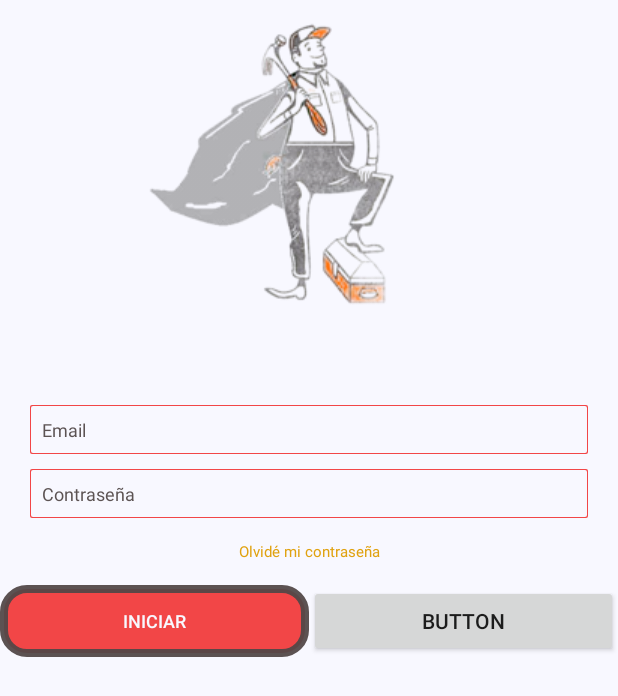
After one commit to CarolJim/aplicaciones, an Android app: the layout activity_home.xml on its own in the app's theme, with its tools: preview values and no code run, on a phone screen of 412 x 824 dp. The commit adds this screen. Shown: the top 696 px of the screen. Run offline under Robolectric (Android 15) with nearby library versions, the phone set to English and light mode, and no system bars.

Commit message:
primera pantalla

```diff
--- a/app/src/main/java/com/example/supermai/MainActivity.java
+++ b/app/src/main/java/com/example/supermai/HomeActivity.java
@@ -3,11 +3,11 @@ package com.example.supermai;
 import android.support.v7.app.AppCompatActivity;
 import android.os.Bundle;
 
-public class MainActivity extends AppCompatActivity {
+public class HomeActivity extends AppCompatActivity {
 
     @Override
     protected void onCreate(Bundle savedInstanceState) {
         super.onCreate(savedInstanceState);
-        setContentView(R.layout.activity_main);
+        setContentView(R.layout.activity_home);
     }
 }
--- /dev/null
+++ b/app/src/main/res/drawable/btn_negro.xml
@@ -0,0 +1,14 @@
+<?xml version="1.0" encoding="utf-8"?>
+<layer-list xmlns:android="http://schemas.android.com/apk/res/android" >
+
+    <item>
+        <shape android:shape="rectangle" >
+            <solid android:color="@color/colorPrimaryDark" />
+            <stroke
+                android:width="5dp"
+                android:color="@color/colorPrimary"/>
+            <corners
+                android:radius="15dp"/>
+        </shape>
+    </item>
+</layer-list>
--- /dev/null
+++ b/app/src/main/res/drawable/btn_transparente.xml
@@ -0,0 +1,16 @@
+<?xml version="1.0" encoding="utf-8"?>
+<layer-list xmlns:android="http://schemas.android.com/apk/res/android" >
+    <item>
+        <shape android:shape="rectangle" >
+
+            <stroke
+                android:width="10dp"
+                android:color="@color/colorPrimaryDark"/>
+            <corners
+                android:radius="15dp"/>
+
+            <solid android:color="@color/colorPrimary" />
+        </shape>
+    </item>
+
+</layer-list>
--- /dev/null
+++ b/app/src/main/res/drawable/cuadro_texto.xml
@@ -0,0 +1,33 @@
+<?xml version="1.0" encoding="utf-8"?>
+<layer-list xmlns:android="http://schemas.android.com/apk/res/android" >
+
+    <item>
+        <shape android:shape="rectangle" >
+            <solid android:color="@color/colorPrimaryDark" />
+
+            <padding
+                android:bottom="1dp"
+                android:left="1dp"
+                android:right="1dp"
+                android:top="1dp" />
+
+            <corners
+                android:radius="1dp"
+                android:color="@color/colorFondo" />
+        </shape>
+    </item>
+    <item>
+        <shape android:shape="rectangle" >
+            <padding
+                android:bottom="1dp"
+                android:left="1dp"
+                android:right="1dp"
+                android:top="1dp" />
+
+            <solid android:color="@color/colorFondo" />
+
+            <corners android:radius="1dp" />
+        </shape>
+    </item>
+
+</layer-list>
--- /dev/null
+++ b/app/src/main/res/drawable/selector_boton_principal.xml
@@ -0,0 +1,12 @@
+<?xml version="1.0" encoding="utf-8"?>
+<selector xmlns:android="http://schemas.android.com/apk/res/android">
+    <item
+        android:drawable="@drawable/btn_transparente"
+        android:state_pressed="true"
+        />
+
+    <item
+        android:drawable="@drawable/btn_negro"
+        android:state_pressed="false"
+        android:state_selected="false"/>
+</selector>
--- /dev/null
+++ b/app/src/main/res/layout/activity_home.xml
@@ -0,0 +1,102 @@
+<?xml version="1.0" encoding="utf-8"?>
+<LinearLayout xmlns:android="http://schemas.android.com/apk/res/android"
+    xmlns:app="http://schemas.android.com/apk/res-auto"
+    xmlns:tools="http://schemas.android.com/tools"
+    android:layout_width="match_parent"
+    android:layout_height="match_parent"
+    android:background="@color/colorFondo"
+    android:orientation="vertical"
+    tools:context=".HomeActivity">
+
+    <RelativeLayout
+        android:id="@+id/iv_loguito"
+        android:layout_width="wrap_content"
+        android:layout_height="wrap_content"
+        android:layout_marginTop="10dp"
+        android:layout_gravity="center_horizontal">
+
+        <ImageView
+            android:layout_width="wrap_content"
+            android:layout_height="wrap_content"
+            android:src="@drawable/maichi"/>
+
+    </RelativeLayout>
+
+    <LinearLayout
+        android:layout_width="match_parent"
+        android:layout_height="wrap_content"
+        android:orientation="vertical"
+        android:layout_marginStart="20dp"
+        android:layout_marginEnd="20dp"
+        android:layout_marginTop="50dp">
+
+
+        <EditText
+            android:id="@+id/ed_usuario"
+            android:layout_width="match_parent"
+            android:layout_height="wrap_content"
+            android:layout_marginTop="10dp"
+            android:hint="@string/email"
+            android:textColorHint="@color/colorPrimary"
+            android:ems="10"
+            android:textSize="12sp"
+            android:padding="8dp"
+            android:background="@drawable/cuadro_texto"
+            android:textColor="@color/colorPrimary"
+            android:inputType="textEmailAddress" />
+
+        <EditText
+            android:id="@+id/ed_contraseña"
+            android:layout_width="match_parent"
+            android:layout_height="wrap_content"
+            android:layout_marginTop="10dp"
+            android:hint="@string/contraseña"
+            android:textColorHint="@color/colorPrimary"
+            android:textSize="12sp"
+            android:padding="8dp"
+            android:background="@drawable/cuadro_texto"
+            android:textColor="@color/colorPrimary"
+            android:ems="10"
+            android:inputType="textPassword" />
+
+        <TextView
+            android:layout_width="match_parent"
+            android:layout_height="wrap_content"
+            android:layout_gravity="center"
+            android:layout_marginTop="15dp"
+            android:text="@string/forgot"
+            android:textSize="10sp"
+            android:textColor="@color/colorMedio"
+            android:textAlignment="center"/>
+
+
+    </LinearLayout>
+
+    <LinearLayout
+        android:layout_width="match_parent"
+        android:layout_height="wrap_content"
+        android:orientation="horizontal"
+        android:layout_marginTop="15dp">
+
+        <Button
+            android:id="@+id/btn_ingresar"
+            android:layout_width="0dp"
+            android:layout_weight="1"
+            android:layout_height="wrap_content"
+            android:layout_gravity="center"
+            android:background="@drawable/selector_boton_principal"
+            android:padding="8dp"
+            android:text="Iniciar"
+            android:textColor="@color/colorFondo"
+            android:textSize="12sp" />
+
+        <Button
+            android:id="@+id/btn_registrar"
+            android:layout_width="0dp"
+            android:layout_height="wrap_content"
+            android:layout_weight="1"
+            android:text="Button" />
+    </LinearLayout>
+
+
+</LinearLayout>
--- a/app/src/main/res/values/colors.xml
+++ b/app/src/main/res/values/colors.xml
@@ -1,6 +1,10 @@
 <?xml version="1.0" encoding="utf-8"?>
 <resources>
-    <color name="colorPrimary">#008577</color>
-    <color name="colorPrimaryDark">#00574B</color>
+    <color name="colorPrimary">#F0524848</color>
+    <color name="colorPrimaryDark">#EEF33A3A</color>
     <color name="colorAccent">#D81B60</color>
+    <color name="colorFondo">#F8F8FF</color>
+    <color name="colorInicio">#C225E4</color>
+    <color name="colorMedio">#E0A210</color>
+    <color name="colorFinal">#00FF4C</color>
 </resources>
--- a/app/src/main/res/values/strings.xml
+++ b/app/src/main/res/values/strings.xml
@@ -1,3 +1,8 @@
 <resources>
     <string name="app_name">SuperMai</string>
+    <string name="infosplash">Cargando datos de la aplicación</string>
+    <string name="version">1.0.0</string>
+    <string name="email">Email</string>
+    <string name="contraseña">Contraseña</string>
+    <string name="forgot">Olvidé mi contraseña</string>
 </resources>
```
Also changed, not shown: app/src/main/AndroidManifest.xml (+10 -4 lines), app/src/main/java/com/example/supermai/SplashActivity.java (added, +41 -0 lines), app/src/main/res/drawable/ic_baseline_build_24px.xml (added, +9 -0 lines), app/src/main/res/drawable/progressbarcolor.xml (added, +11 -0 lines), app/src/main/res/layout/activity_main.xml (deleted, +0 -18 lines), app/src/main/res/layout/splash_activity.xml (added, +75 -0 lines), app/src/main/res/drawable/mai.png (added), app/src/main/res/drawable/maichi.png (added), 2 other files.
